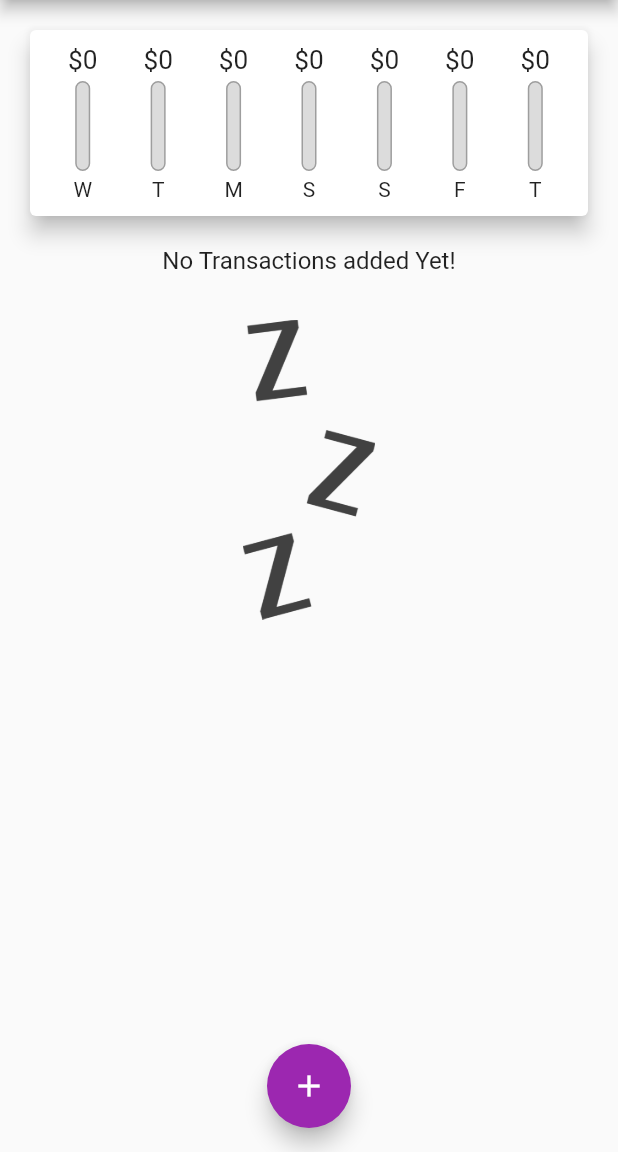
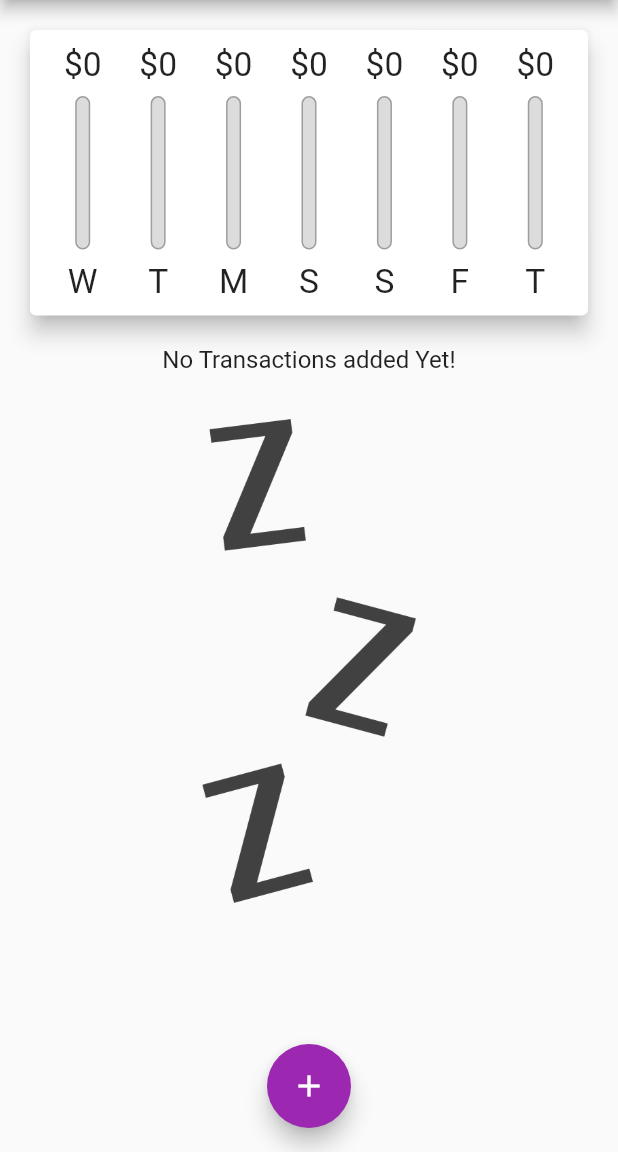
Before and after one commit to v1AIM/FlutterPractise, a Flutter app: the screen it shows after launch, on a phone screen of 412 x 824 dp, the part 84-1236 px from its top. Run offline on Flutter 3.47's test engine with Material 2 defaults, Android fonts, the light colour scheme and no system bars; Roboto replaces fonts that are missing (Georgia, Hind).

Commit message:
added features

```diff
--- a/lib/main.dart
+++ b/lib/main.dart
@@ -1,11 +1,19 @@
 import 'package:flutter/material.dart';
+import 'package:flutter/services.dart';
 import 'package:transaction_project/widgets/chart.dart';
 import 'package:transaction_project/widgets/new_transaction.dart';
 import 'package:transaction_project/widgets/transaction_list.dart';
 
 import './models/transaction.dart';
 
-void main() => runApp(const MyApp());
+void main() {
+  // WidgetsFlutterBinding.ensureInitialized();
+  // SystemChrome.setPreferredOrientations([
+  //   DeviceOrientation.portraitUp,
+  //   DeviceOrientation.portraitDown,
+  // ]);
+  runApp(const MyApp());
+}
 
 class MyApp extends StatelessWidget {
   const MyApp({super.key});
@@ -54,6 +62,8 @@
     // ),
   ];
 
+  bool _showChart = false;
+
   List<Transaction> get _recentTransaction {
     return _userTransaction.where((tx) {
       return tx.date.isAfter(
@@ -97,8 +107,10 @@
 
   @override
   Widget build(BuildContext context) {
-    return Scaffold(
-      appBar: AppBar(
+    final mediaQuery = MediaQuery.of(context);
+    final isLandscape =
+        MediaQuery.of(context).orientation == Orientation.landscape;
+    final appBar = AppBar(
       title: Text("Personal Expenses"),
       actions: <Widget>[
         IconButton(
@@ -111,15 +123,57 @@
           ),
         ),
       ],
-      ),
+    );
+
+    final txListWidget = Container(
+      height: (mediaQuery.size.height -
+              appBar.preferredSize.height -
+              mediaQuery.padding.top) *
+          0.7,
+      child: TransactionList(_userTransaction, _deleteTransaction),
+    );
+    return Scaffold(
+      appBar: appBar,
       body: SingleChildScrollView(
         child: Column(
           mainAxisAlignment: MainAxisAlignment.start,
           crossAxisAlignment: CrossAxisAlignment.stretch,
           children: <Widget>[
-              Chart(_recentTransaction),
-              TransactionList(_userTransaction, _deleteTransaction),
-            ]),
+            if (isLandscape)
+              Row(
+                mainAxisAlignment: MainAxisAlignment.center,
+                children: <Widget>[
+                  Text('Show Chart!'),
+                  Switch(
+                      value: _showChart,
+                      onChanged: (val) {
+                        setState(() {
+                          _showChart = val;
+                        });
+                      }),
+                ],
+              ),
+            if (!isLandscape)
+              Container(
+                height: (mediaQuery.size.height -
+                        appBar.preferredSize.height -
+                        mediaQuery.padding.top) *
+                    0.3,
+                child: Chart(_recentTransaction),
+              ),
+            if (!isLandscape) txListWidget,
+            if (isLandscape)
+              _showChart
+                  ? Container(
+                      height: (mediaQuery.size.height -
+                              appBar.preferredSize.height -
+                              mediaQuery.padding.top) *
+                          1,
+                      child: Chart(_recentTransaction),
+                    )
+                  : txListWidget
+          ],
+        ),
       ),
       floatingActionButtonLocation: FloatingActionButtonLocation.centerFloat,
       floatingActionButton: FloatingActionButton(
--- a/lib/widgets/chart_bar.dart
+++ b/lib/widgets/chart_bar.dart
@@ -1,4 +1,5 @@
 import 'package:flutter/material.dart';
+import 'package:flutter/rendering.dart';
 
 class ChartBar extends StatelessWidget {
   final String label;
@@ -8,19 +9,21 @@ class ChartBar extends StatelessWidget {
   ChartBar(this.label, this.spendingAmount, this.spendingPctOfTotal);
   @override
   Widget build(BuildContext context) {
+    return LayoutBuilder(
+      builder: (ctx, constraints) {
         return Column(
           children: <Widget>[
             Container(
-          height: 20,
+              height: constraints.maxHeight * 0.15,
               child: FittedBox(
                 child: Text('\$${spendingAmount.toStringAsFixed(0)}'),
               ),
             ),
             SizedBox(
-          height: 4,
+              height: constraints.maxHeight * 0.05,
             ),
             Container(
-          height: 60,
+              height: constraints.maxHeight * 0.6,
               width: 10,
               child: Stack(
                 children: <Widget>[
@@ -44,10 +47,17 @@ class ChartBar extends StatelessWidget {
               ),
             ),
             SizedBox(
-          height: 4,
+              height: constraints.maxHeight * 0.05,
             ),
-        Text(label),
+            Container(
+              height: constraints.maxHeight * 0.15,
+              child: FittedBox(
+                child: Text(label),
+              ),
+            ),
           ],
+        );
+      },
     );
   }
 }
--- a/lib/widgets/new_transaction.dart
+++ b/lib/widgets/new_transaction.dart
@@ -53,10 +53,16 @@ class _NewTransactionState extends State<NewTransaction> {
 
   @override
   Widget build(BuildContext context) {
-    return Card(
+    return SingleChildScrollView(
+      child: Card(
         elevation: 5,
         child: Container(
-        padding: const EdgeInsets.all(10),
+          padding: EdgeInsets.only(
+            top: 10,
+            left: 10,
+            right: 10,
+            bottom: MediaQuery.of(context).viewInsets.bottom + 10,
+          ),
           child: Column(
             crossAxisAlignment: CrossAxisAlignment.end,
             children: <Widget>[
@@ -109,6 +115,7 @@ class _NewTransactionState extends State<NewTransaction> {
             ],
           ),
         ),
+      ),
     );
   }
 }
--- a/lib/widgets/transaction_list.dart
+++ b/lib/widgets/transaction_list.dart
@@ -1,4 +1,5 @@
 import 'package:flutter/material.dart';
+import 'package:flutter/rendering.dart';
 import 'package:transaction_project/models/transaction.dart';
 import 'package:intl/intl.dart';
 
@@ -9,10 +10,9 @@ class TransactionList extends StatelessWidget {
 
   @override
   Widget build(BuildContext context) {
-    return Container(
-      height: 450,
-      child: transactions.isEmpty
-          ? Column(
+    return transactions.isEmpty
+        ? LayoutBuilder(builder: (ctx, constraints) {
+            return Column(
               children: <Widget>[
                 Text(
                   'No Transactions added Yet!',
@@ -22,14 +22,15 @@ class TransactionList extends StatelessWidget {
                   height: 30,
                 ),
                 Container(
-                  height: 200,
+                  height: constraints.maxHeight * 0.6,
                   child: Image.asset(
                     'assets/images/waiting.png',
                     fit: BoxFit.cover,
                   ),
                 )
               ],
-            )
+            );
+          })
         : ListView.builder(
             itemBuilder: (context, index) {
               return Card(
@@ -57,7 +58,13 @@ class TransactionList extends StatelessWidget {
                     DateFormat.yMMMd().format(transactions[index].date),
                     style: const TextStyle(color: Colors.grey),
                   ),
-                    trailing: IconButton(
+                  trailing: MediaQuery.of(context).size.width > 360
+                      ? TextButton.icon(
+                          onPressed: () => deleteTx(transactions[index].id),
+                          icon: Icon(Icons.delete),
+                          label: Text('Delete'),
+                        )
+                      : IconButton(
                           icon: Icon(Icons.delete),
                           color: Colors.red,
                           onPressed: () => deleteTx(transactions[index].id),
@@ -111,7 +118,6 @@ class TransactionList extends StatelessWidget {
               // );
             },
             itemCount: transactions.length,
-            ),
           );
   }
 }
```
Lines whose indentation alone changed are shown as unchanged.
